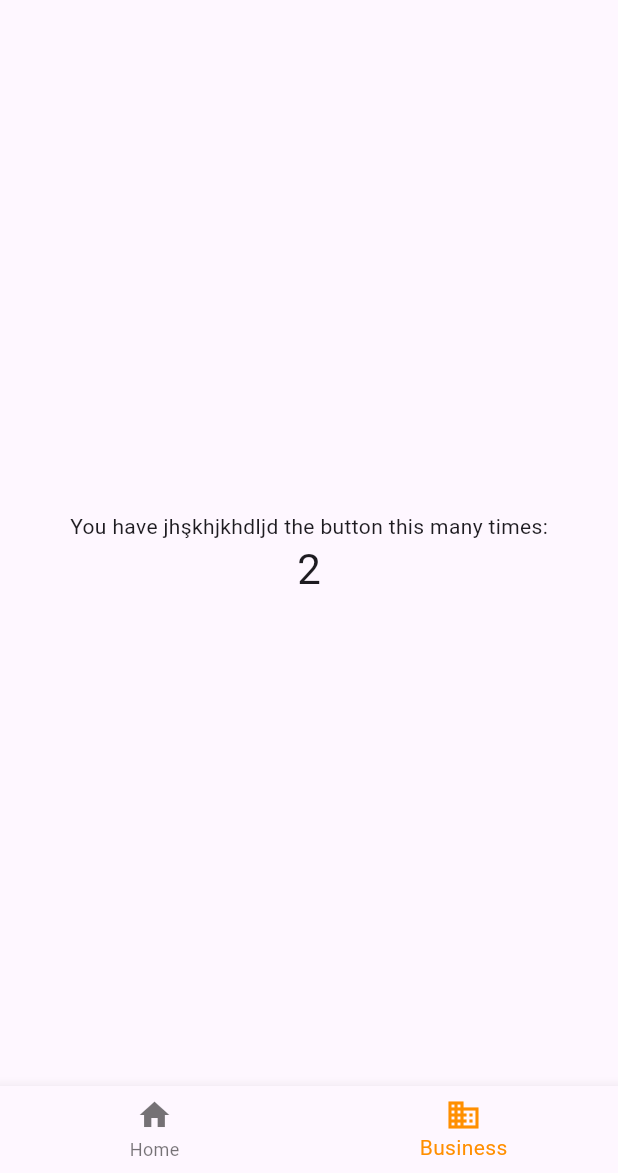
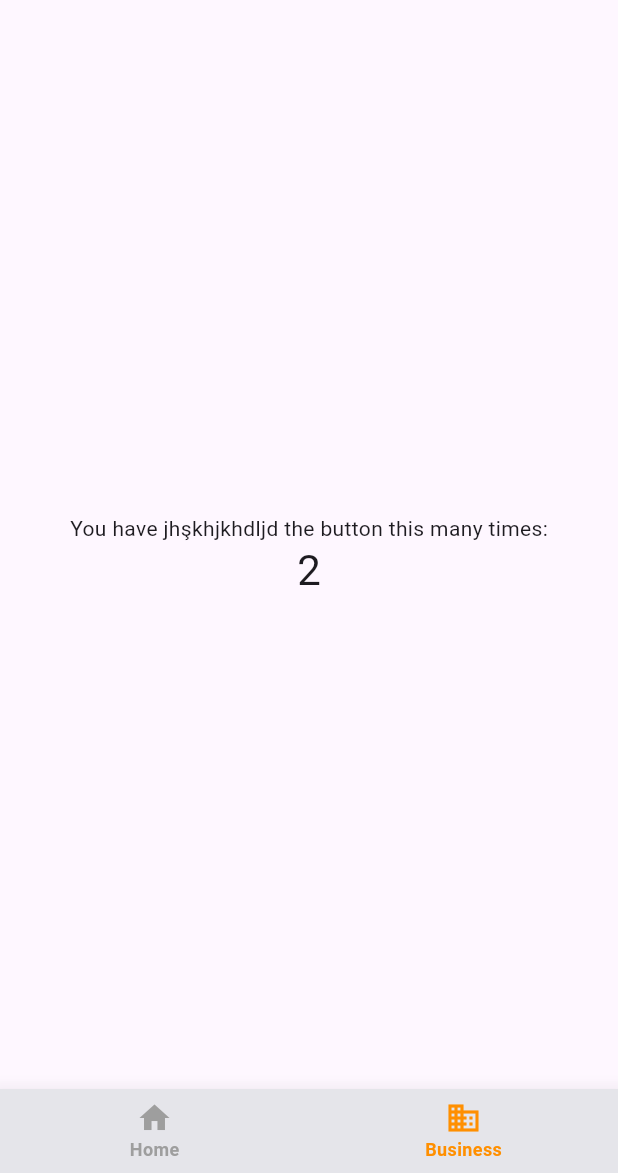
Before and after one commit to onurcankurum/dog_app, a Flutter app: the screen it shows after launch, item 2 of the bottom bar chosen, on a phone screen of 412 x 824 dp, the part 63-1236 px from its top. Run offline on Flutter 3.47's test engine with Material 3 defaults, Android fonts, the phone set to English and light mode, and no system bars; our stand-ins replace dio, pretty_dio_logger.

Commit message:
theme added

```diff
--- a/lib/core/theme/color.dart
+++ b/lib/core/theme/color.dart
@@ -1,5 +1,5 @@
 import 'package:flutter/material.dart';
 
-final class _AppColors {
-  static const Color primaryColor = Color(0xFF000000);
+final class AppColors {
+  static const Color bottomNavigationBarBackground = Color(0xFFE5E5EA);
 }
--- a/lib/core/theme/i_theme.dart
+++ b/lib/core/theme/i_theme.dart
@@ -1,4 +1,6 @@
 import 'package:flutter/material.dart';
+
+import 'color.dart';
 part 'theme_light.dart';
 
 abstract class _ITheme {
--- a/lib/core/theme/theme_light.dart
+++ b/lib/core/theme/theme_light.dart
@@ -15,6 +15,21 @@ class ThemeLight implements _ITheme {
   ThemeData get themeData => _themeData();
 
   ThemeData _themeData() {
-    return baseThemeData.copyWith();
+    return baseThemeData.copyWith(
+        bottomNavigationBarTheme: BottomNavigationBarThemeData(
+      backgroundColor: AppColors.bottomNavigationBarBackground,
+      elevation: 0,
+      selectedItemColor: Colors.black,
+      unselectedItemColor: Colors.grey,
+      showUnselectedLabels: true,
+      selectedLabelStyle: const TextStyle(
+        fontSize: 12,
+        fontWeight: FontWeight.w600,
+      ),
+      unselectedLabelStyle: const TextStyle(
+        fontSize: 12,
+        fontWeight: FontWeight.w600,
+      ),
+    ));
   }
 }
--- a/lib/main.dart
+++ b/lib/main.dart
@@ -1,3 +1,4 @@
+import 'package:dog_app/core/theme/i_theme.dart';
 import 'package:dog_app/screens/bottom_navigation_group/home_page/home_page.dart';
 import 'package:flutter/material.dart';
 
@@ -21,10 +22,7 @@ class MyApp extends StatelessWidget {
       onGenerateTitle: (context) => 'Dog App',
       navigatorKey: NavigationService.navigatorKey,
       routes: NavigationConstant.routes,
-      theme: ThemeData(
-        colorScheme: ColorScheme.fromSeed(seedColor: Colors.deepPurple),
-        useMaterial3: true,
-      ),
+      theme: const ThemeLight().themeData,
       home: const BottomNavigationGroupPage(),
     );
   }
--- a/lib/screens/bottom_navigation_group/bottom_navigation_group_page.dart
+++ b/lib/screens/bottom_navigation_group/bottom_navigation_group_page.dart
@@ -1,6 +1,7 @@
 import 'package:dog_app/core/navigation/navigation/navigation_constants.dart';
 import 'package:flutter/material.dart';
 
+import '../../core/theme/color.dart';
 import '../mixin/base_view.dart';
 import 'home_page/home_page.dart';
 import 'settings_page/settings_page.dart';
@@ -31,14 +32,8 @@ class _BottomNavigationGroupPageState extends State<BottomNavigationGroupPage> {
 
   @override
   Widget build(BuildContext context) {
-    return Scaffold(
-      appBar: AppBar(
-        title: const Text('BottomNavigationBar Sample'),
-      ),
-      body: Center(
-        child: _widgetOptions.elementAt(_selectedIndex),
-      ),
-      bottomNavigationBar: BottomNavigationBar(
+    var myBottomNavigationBar = BottomNavigationBar(
+      elevation: 12,
       type: BottomNavigationBarType.fixed,
       items: const <BottomNavigationBarItem>[
         BottomNavigationBarItem(
@@ -53,7 +48,15 @@ class _BottomNavigationGroupPageState extends State<BottomNavigationGroupPage> {
       currentIndex: _selectedIndex,
       selectedItemColor: Colors.amber[800],
       onTap: _onItemTapped,
+    );
+    return Scaffold(
+      appBar: AppBar(
+        title: const Text('BottomNavigationBar Sample'),
       ),
+      body: Center(
+        child: _widgetOptions.elementAt(_selectedIndex),
+      ),
+      bottomNavigationBar: myBottomNavigationBar,
     );
   }
 }
```
Lines whose indentation alone changed are shown as unchanged.
